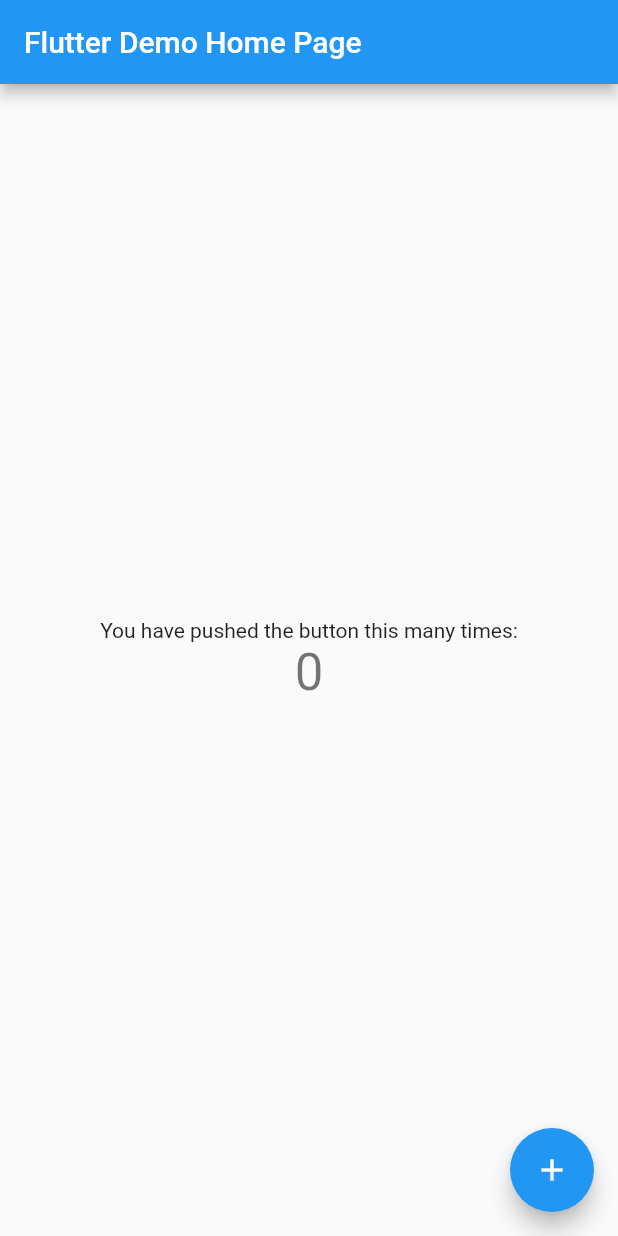
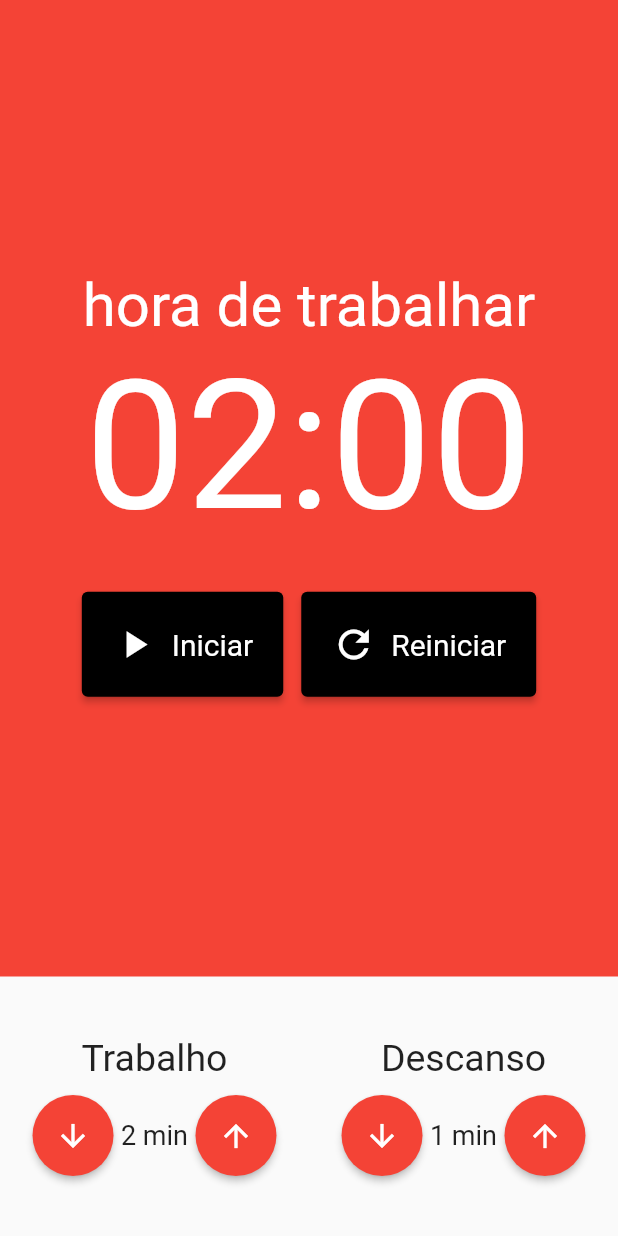
Before and after one commit to capoletti/flutter_pomodoro, a Flutter app: the screen it shows after launch, on a phone screen of 412 x 824 dp. Run offline on Flutter 3.47's test engine with Material 2 defaults, Android fonts, the phone set to English and light mode, and no system bars; our stand-ins replace flutter_mobx, mobx; generated files the repository leaves out were written again.

Commit message:
versao final

```diff
--- /dev/null
+++ b/lib/components/cronometro.dart
@@ -0,0 +1,67 @@
+import 'package:flutter/material.dart';
+import 'package:flutter_mobx/flutter_mobx.dart';
+import 'package:provider/provider.dart';
+
+import '../store/pomodoro.store.dart';
+import 'cronometro_botao.dart';
+
+class Cronometro extends StatelessWidget {
+  const Cronometro({super.key});
+
+  @override
+  Widget build(BuildContext context) {
+    final store = Provider.of<PomodoroStore>(context);
+    return Observer(
+      builder: (context) {
+        return Container(
+          color: store.estaTrabalhando() ? Colors.red : Colors.green,
+          child: Column(
+            mainAxisAlignment: MainAxisAlignment.center,
+            crossAxisAlignment: CrossAxisAlignment.center,
+            children: [
+              Text(
+                store.estaTrabalhando()
+                    ? 'hora de trabalhar'
+                    : 'hora de descansar',
+                style: const TextStyle(
+                  fontSize: 40,
+                  color: Colors.white,
+                ),
+              ),
+              Text(
+                '${store.minutos.toString().padLeft(2, '0')}:${store.segundos.toString().padLeft(2, '0')}',
+                style: const TextStyle(
+                  fontSize: 120,
+                  color: Colors.white,
+                ),
+              ),
+              const SizedBox(height: 20),
+              Row(
+                mainAxisAlignment: MainAxisAlignment.center,
+                children: [
+                  if (!store.iniciado)
+                    CronometroBotao(
+                      texto: 'Iniciar',
+                      icone: Icons.play_arrow,
+                      evento: store.iniciar,
+                    ),
+                  if (store.iniciado)
+                    CronometroBotao(
+                      texto: 'Parar',
+                      icone: Icons.stop,
+                      evento: store.parar,
+                    ),
+                  CronometroBotao(
+                    texto: 'Reiniciar',
+                    icone: Icons.refresh,
+                    evento: store.reiniciar,
+                  ),
+                ],
+              ),
+            ],
+          ),
+        );
+      },
+    );
+  }
+}
--- /dev/null
+++ b/lib/components/cronometro_botao.dart
@@ -0,0 +1,46 @@
+import 'package:flutter/material.dart';
+
+class CronometroBotao extends StatelessWidget {
+  const CronometroBotao({
+    required this.texto,
+    required this.icone,
+    this.evento,
+    super.key,
+  });
+
+  final void Function()? evento;
+  final String texto;
+  final IconData icone;
+
+  @override
+  Widget build(BuildContext context) {
+    return Padding(
+      padding: const EdgeInsets.all(6),
+      child: ElevatedButton(
+        style: ElevatedButton.styleFrom(
+          backgroundColor: Colors.black,
+          padding: const EdgeInsets.symmetric(
+            horizontal: 20,
+            vertical: 20,
+          ),
+          textStyle: const TextStyle(
+            fontSize: 20,
+          ),
+        ),
+        onPressed: evento,
+        child: Row(
+          children: [
+            Padding(
+              padding: const EdgeInsets.only(right: 10),
+              child: Icon(
+                icone,
+                size: 30,
+              ),
+            ),
+            Text(texto),
+          ],
+        ),
+      ),
+    );
+  }
+}
--- /dev/null
+++ b/lib/components/entrada_tempo.dart
@@ -0,0 +1,68 @@
+import 'package:flutter/material.dart';
+import 'package:provider/provider.dart';
+
+import '../store/pomodoro.store.dart';
+
+class EntradaTempo extends StatelessWidget {
+  const EntradaTempo({
+    required this.titulo,
+    required this.valor,
+    this.inc,
+    this.dec,
+    super.key,
+  });
+
+  final String titulo;
+  final int valor;
+  final void Function()? inc;
+  final void Function()? dec;
+
+  @override
+  Widget build(BuildContext context) {
+    final store = Provider.of<PomodoroStore>(context);
+
+    return Column(
+      crossAxisAlignment: CrossAxisAlignment.center,
+      children: [
+        Text(
+          titulo,
+          style: const TextStyle(
+            fontSize: 25,
+          ),
+        ),
+        const SizedBox(height: 10),
+        Row(
+          mainAxisAlignment: MainAxisAlignment.center,
+          children: [
+            ElevatedButton(
+              onPressed: dec,
+              style: ElevatedButton.styleFrom(
+                shape: const CircleBorder(),
+                padding: const EdgeInsets.all(15),
+                backgroundColor:
+                    store.estaTrabalhando() ? Colors.red : Colors.green,
+              ),
+              child: const Icon(Icons.arrow_downward),
+            ),
+            Text(
+              '$valor min',
+              style: const TextStyle(
+                fontSize: 18,
+              ),
+            ),
+            ElevatedButton(
+              onPressed: inc,
+              style: ElevatedButton.styleFrom(
+                shape: const CircleBorder(),
+                padding: const EdgeInsets.all(15),
+                backgroundColor:
+                    store.estaTrabalhando() ? Colors.red : Colors.green,
+              ),
+              child: const Icon(Icons.arrow_upward),
+            ),
+          ],
+        ),
+      ],
+    );
+  }
+}
--- a/lib/main.dart
+++ b/lib/main.dart
@@ -1,4 +1,8 @@
 import 'package:flutter/material.dart';
+import 'package:provider/provider.dart';
+
+import 'pages/pomodoro.dart';
+import 'store/pomodoro.store.dart';
 
 void main() {
   runApp(const MyApp());
@@ -7,109 +11,22 @@ void main() {
 class MyApp extends StatelessWidget {
   const MyApp({super.key});
 
-  // This widget is the root of your application.
   @override
   Widget build(BuildContext context) {
-    return MaterialApp(
-      title: 'Flutter Demo',
-      theme: ThemeData(
-        // This is the theme of your application.
-        //
-        // Try running your application with "flutter run". You'll see the
-        // application has a blue toolbar. Then, without quitting the app, try
-        // changing the primarySwatch below to Colors.green and then invoke
-        // "hot reload" (press "r" in the console where you ran "flutter run",
-        // or simply save your changes to "hot reload" in a Flutter IDE).
-        // Notice that the counter didn't reset back to zero; the application
-        // is not restarted.
-        primarySwatch: Colors.blue,
+    return MultiProvider(
+      providers: [
+        Provider<PomodoroStore>(
+          create: (_) => PomodoroStore(),
+        ),
+      ],
+      child: MaterialApp(
+        title: 'Pomodoro',
+        theme: ThemeData(
+          primarySwatch: Colors.blue,
+        ),
+        home: const Pomodoro(),
+        debugShowCheckedModeBanner: false,
       ),
-      home: const MyHomePage(title: 'Flutter Demo Home Page'),
     );
   }
 }
-
-class MyHomePage extends StatefulWidget {
-  const MyHomePage({super.key, required this.title});
-
-  // This widget is the home page of your application. It is stateful, meaning
-  // that it has a State object (defined below) that contains fields that affect
-  // how it looks.
-
-  // This class is the configuration for the state. It holds the values (in this
-  // case the title) provided by the parent (in this case the App widget) and
-  // used by the build method of the State. Fields in a Widget subclass are
-  // always marked "final".
-
-  final String title;
-
-  @override
-  State<MyHomePage> createState() => _MyHomePageState();
-}
-
-class _MyHomePageState extends State<MyHomePage> {
-  int _counter = 0;
-
-  void _incrementCounter() {
-    setState(() {
-      // This call to setState tells the Flutter framework that something has
-      // changed in this State, which causes it to rerun the build method below
-      // so that the display can reflect the updated values. If we changed
-      // _counter without calling setState(), then the build method would not be
-      // called again, and so nothing would appear to happen.
-      _counter++;
-    });
-  }
-
-  @override
-  Widget build(BuildContext context) {
-    // This method is rerun every time setState is called, for instance as done
-    // by the _incrementCounter method above.
-    //
-    // The Flutter framework has been optimized to make rerunning build methods
-    // fast, so that you can just rebuild anything that needs updating rather
-    // than having to individually change instances of widgets.
-    return Scaffold(
-      appBar: AppBar(
-        // Here we take the value from the MyHomePage object that was created by
-        // the App.build method, and use it to set our appbar title.
-        title: Text(widget.title),
-      ),
-      body: Center(
-        // Center is a layout widget. It takes a single child and positions it
-        // in the middle of the parent.
-        child: Column(
-          // Column is also a layout widget. It takes a list of children and
-          // arranges them vertically. By default, it sizes itself to fit its
-          // children horizontally, and tries to be as tall as its parent.
-          //
-          // Invoke "debug painting" (press "p" in the console, choose the
-          // "Toggle Debug Paint" action from the Flutter Inspector in Android
-          // Studio, or the "Toggle Debug Paint" command in Visual Studio Code)
-          // to see the wireframe for each widget.
-          //
-          // Column has various properties to control how it sizes itself and
-          // how it positions its children. Here we use mainAxisAlignment to
-          // center the children vertically; the main axis here is the vertical
-          // axis because Columns are vertical (the cross axis would be
-          // horizontal).
-          mainAxisAlignment: MainAxisAlignment.center,
-          children: <Widget>[
-            const Text(
-              'You have pushed the button this many times:',
-            ),
-            Text(
-              '$_counter',
-              style: Theme.of(context).textTheme.headline4,
-            ),
-          ],
-        ),
-      ),
-      floatingActionButton: FloatingActionButton(
-        onPressed: _incrementCounter,
-        tooltip: 'Increment',
-        child: const Icon(Icons.add),
-      ), // This trailing comma makes auto-formatting nicer for build methods.
-    );
-  }
-}
--- /dev/null
+++ b/lib/pages/pomodoro.dart
@@ -0,0 +1,46 @@
+import 'package:flutter/material.dart';
+import 'package:flutter_mobx/flutter_mobx.dart';
+import 'package:provider/provider.dart';
+
+import '../components/cronometro.dart';
+import '../components/entrada_tempo.dart';
+import '../store/pomodoro.store.dart';
+
+class Pomodoro extends StatelessWidget {
+  const Pomodoro({super.key});
+
+  @override
+  Widget build(BuildContext context) {
+    final store = Provider.of<PomodoroStore>(context);
+    return Scaffold(
+      body: Column(
+        crossAxisAlignment: CrossAxisAlignment.stretch,
+        children: [
+          const Expanded(child: Cronometro()),
+          Padding(
+            padding: const EdgeInsets.symmetric(vertical: 40),
+            child: Observer(
+              builder: (context) => Row(
+                mainAxisAlignment: MainAxisAlignment.spaceAround,
+                children: [
+                  EntradaTempo(
+                    titulo: 'Trabalho',
+                    valor: store.tempoTrabalho,
+                    inc: store.incrementarTempoTrabalho,
+                    dec: store.decrementarTempoTrabalho,
+                  ),
+                  EntradaTempo(
+                    titulo: 'Descanso',
+                    valor: store.tempoDescanso,
+                    inc: store.incrementarTempoDescanso,
+                    dec: store.decrementarTempoDescanso,
+                  ),
+                ],
+              ),
+            ),
+          ),
+        ],
+      ),
+    );
+  }
+}
--- a/pubspec.yaml
+++ b/pubspec.yaml
@@ -36,6 +36,9 @@ dependencies:
   # The following adds the Cupertino Icons font to your application.
   # Use with the CupertinoIcons class for iOS style icons.
   cupertino_icons: ^1.0.2
+  mobx: ^2.1.1
+  flutter_mobx: ^2.0.6+4
+  provider: ^6.0.4
 
 dev_dependencies:
   flutter_test:
@@ -47,6 +50,8 @@ dev_dependencies:
   # package. See that file for information about deactivating specific lint
   # rules and activating additional ones.
   flutter_lints: ^2.0.0
+  build_runner: ^2.3.2
+  mobx_codegen: ^2.0.7+3
 
 # For information on the generic Dart part of this file, see the
 # following page: https://dart.dev/tools/pub/pubspec
```
Also changed, not shown: lib/store/contador.store.dart (added, +16 -0 lines), lib/store/pomodoro.store.dart (added, +104 -0 lines), lib/store/contador.store.g.dart (added), lib/store/pomodoro.store.g.dart (added), pubspec.lock.
